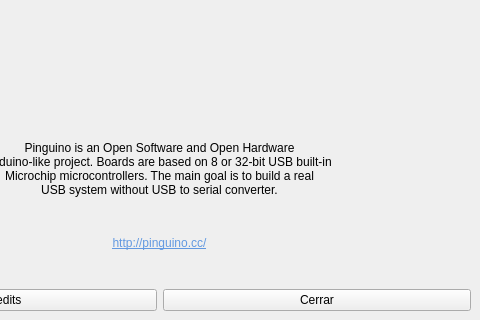
Above: qtgui/frames/about.ui from PinguinoIDE/pinguino-ide before the change; both pictures show x 161 to 641 and y 162 to 482 of the 641 by 482 pixel window. Below: the same form after it.
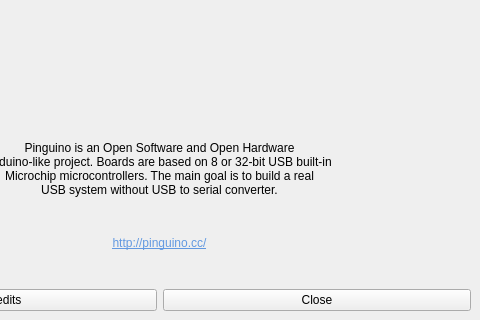
That is the form after the change. Icons and pictures are not drawn.

```diff
--- a/qtgui/frames/about.ui
+++ b/qtgui/frames/about.ui
@@ -67,7 +67,7 @@
           <item row="0" column="1">
            <widget class="QPushButton" name="pushButton_close">
             <property name="text">
-             <string>Cerrar</string>
+             <string>Close</string>
             </property>
            </widget>
           </item>
```
Left out of the diff: 15 changed lines with no effect on the pictures.
